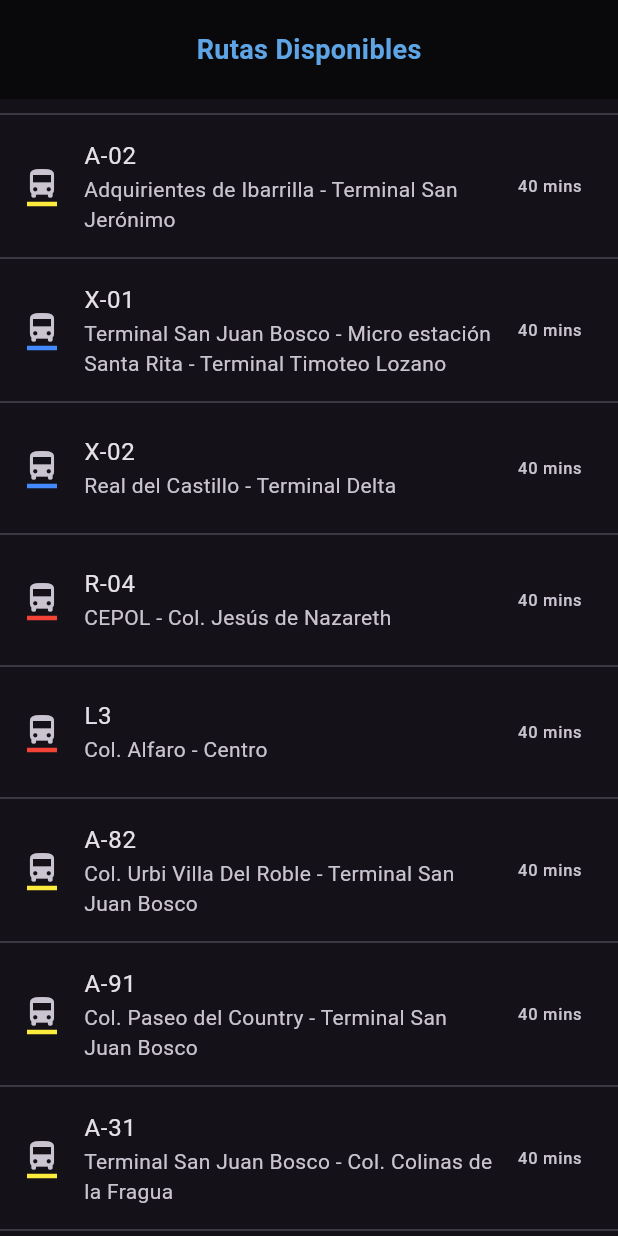
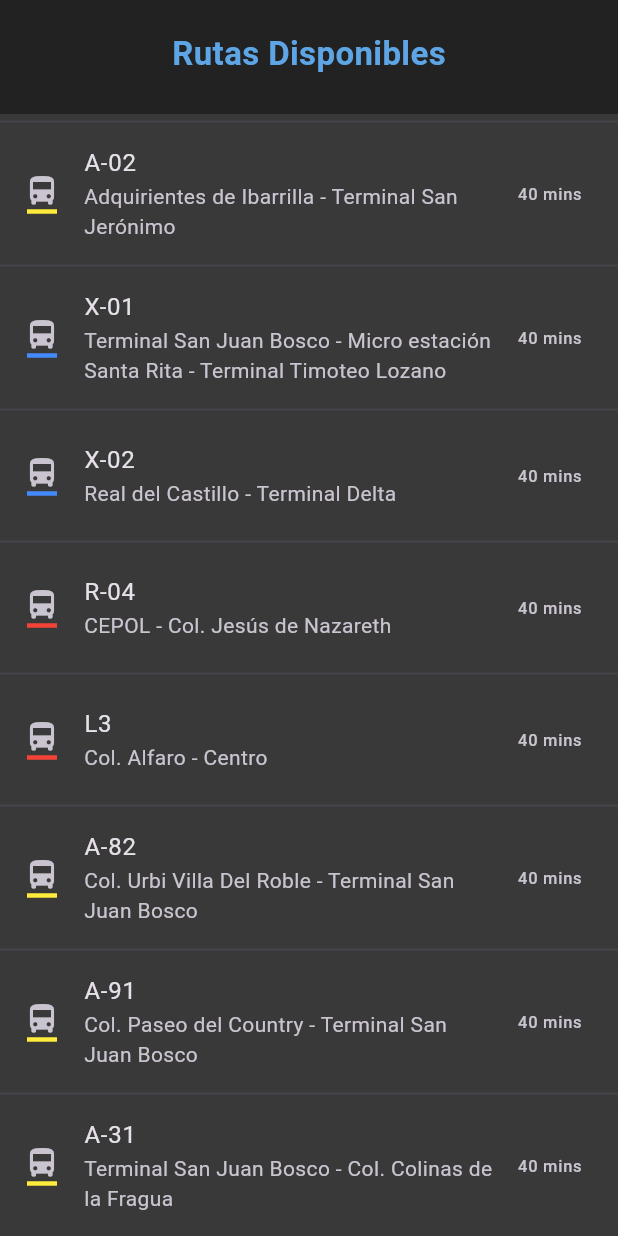
Before and after one commit to ValeBM-gif/bustrack, a Flutter app: the RoutesScreen screen opened by its route, scrolled down 355 dp, on a phone screen of 412 x 824 dp. Run offline on Flutter 3.47's test engine with Material 3 defaults, Android fonts, the phone set to English and light mode, and no system bars; our stand-ins replace cloud_firestore, firebase_core, fluttertoast, geolocator, google_maps_flutter, google_places_flutter and 4 more; missing offline and left inert: dart:ffi, flutter_polyline_points, keyboard_visibility_pro; accounts and stored records are empty; generated files the repository leaves out were written again.

Commit message:
kiero espacio

```diff
--- a/lib/constants.dart
+++ b/lib/constants.dart
@@ -14,5 +14,5 @@ TextStyle kTextStyleExtrasFinder = TextStyle(
 const Color kPrimaryColor = Color(0xff5EA5E6);
 const Color kTransparentColor = Color(0x025EA5E6);
 const Color kSecondaryColor = Color(0xffFF7E47);
-const Color colorScaffold = Color(0xff333333);
+const Color colorScaffold = Colors.white12;
 const Color kIconsColor = Colors.white70;
--- a/lib/main.dart
+++ b/lib/main.dart
@@ -1,7 +1,6 @@
 import 'package:bustrackk/models/ruta.dart';
 import 'package:bustrackk/providers/bus_location_provider.dart';
 import 'package:bustrackk/screens/home_screen.dart';
-import 'package:bustrackk/screens/map_screen.dart';
 import 'package:bustrackk/screens/routes_screen.dart';
 import 'package:firebase_core/firebase_core.dart';
 import 'package:flutter/material.dart';
@@ -12,7 +11,7 @@ import 'constants.dart';
 import 'package:provider/provider.dart';
 
 String apiKey = 'AIzaSyAVmAwz26C4R61AE2vJfnT2uRif6CjepoY';
-LatLng? userLocation = LatLng(21.125012, -101.685966);
+LatLng? userLocation = const LatLng(21.125012, -101.685966);
 LatLng? destinoLocation;
 LatLng? inicioRuta;
 LatLng? finRuta;
--- a/lib/screens/bus_screen.dart
+++ b/lib/screens/bus_screen.dart
@@ -61,7 +61,7 @@ class _BusScreenState extends State<BusScreen> {
       context.read<BusLocationProvider>().setBusLoc(busCurrentLocation);
     }
 
-    _timer = Timer.periodic(const Duration(seconds: 3), (timer) {
+    _timer = Timer.periodic(const Duration(seconds: 1), (timer) {
       updateLocationToFirebase();
     });
   }
--- a/lib/screens/routes_screen.dart
+++ b/lib/screens/routes_screen.dart
@@ -16,7 +16,10 @@ class RoutesScreen extends StatefulWidget {
 class _RoutesScreenState extends State<RoutesScreen> {
   @override
   Widget build(BuildContext context) {
-    return Scaffold(
+    return Stack(
+      children:[
+        Scaffold(
+        backgroundColor: Colors.black87,
         body: Center(
           child: SafeArea(
             child: Column(
@@ -24,7 +27,7 @@ class _RoutesScreenState extends State<RoutesScreen> {
                 IntrinsicHeight(
                   child: Container(
                     width: double.infinity,
-                  color: Colors.black54,
+                    //color: Colors.black54,
                     child: const Column(
                       children: [
                         SizedBox(
@@ -33,7 +36,7 @@ class _RoutesScreenState extends State<RoutesScreen> {
                         Text(
                           'Rutas Disponibles',
                           style: TextStyle(
-                            fontSize: 18,
+                              fontSize: 22,
                               fontWeight: FontWeight.bold,
                               color: kPrimaryColor),
                         ),
@@ -52,6 +55,7 @@ class _RoutesScreenState extends State<RoutesScreen> {
             ),
           ),
         ),
-    );
+      ),
+    ]);
   }
 }
--- a/lib/widgets/home_ruta_tile.dart
+++ b/lib/widgets/home_ruta_tile.dart
@@ -95,7 +95,7 @@ class _HomeRutaTileState extends State<HomeRutaTile> {
               ),
             ),
             Text(
-              '${widget.ruta.nombre!='L2'?calcularTiempoLlegadaDestino():18} mins',
+              '${widget.ruta.nombre=='L2'?18:widget.ruta.nombre=='A-82'?32:24} mins',
               style: const TextStyle(color: kIconsColor),
             ),
             const SizedBox(
--- a/lib/widgets/rutas_list_view.dart
+++ b/lib/widgets/rutas_list_view.dart
@@ -27,7 +27,9 @@ class _RutasListViewState extends State<RutasListView> {
         final ruta = rutas[index];
         return Column(
           children: [
-            ListTile(
+            Container(
+              color: Colors.white10,
+              child: ListTile(
                 onTap: () {
                   print('que ruta hay? ${ruta.nombre}');
                   //todo: fix navigator
@@ -74,7 +76,8 @@ class _RutasListViewState extends State<RutasListView> {
                 ),
                 style: ListTileStyle.drawer,
               ),
-            Divider(),
+            ),
+            Container(color: Colors.white10,child: Divider()),
           ],
         );
       },
--- a/pubspec.yaml
+++ b/pubspec.yaml
@@ -53,6 +53,7 @@ dependencies:
   keyboard_visibility_pro: ^0.0.1
   provider: ^6.0.5
   sliding_up_panel: ^2.0.0+1
+  realm: ^1.6.1
 
 dev_dependencies:
   flutter_test:
```
Also changed, not shown: lib/database/app.dart (added, +17 -0 lines), lib/screens/home_screen.dart (+5 -3 lines), lib/screens/map_screen.dart (+95 -29 lines), lib/database/app.g.dart (added), pubspec.lock, 5 other files. Lines whose indentation alone changed are shown as unchanged.
